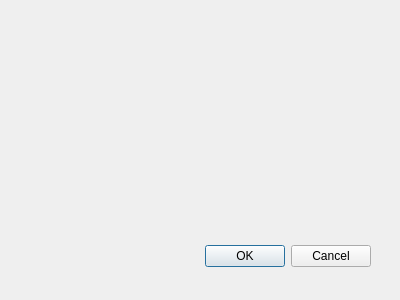
Old version of the form CAMan/make_cert_dlg.ui in the repository jykim74/CertMan.
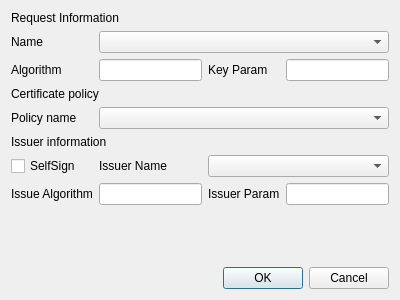
New version of the form.

```diff
--- a/CAMan/make_cert_dlg.ui
+++ b/CAMan/make_cert_dlg.ui
@@ -15,22 +15,129 @@
   <property name="windowTitle">
    <string>Dialog</string>
   </property>
-  <widget class="QDialogButtonBox" name="buttonBox">
-   <property name="geometry">
-    <rect>
-     <x>30</x>
-     <y>240</y>
-     <width>341</width>
-     <height>32</height>
-    </rect>
-   </property>
-   <property name="orientation">
-    <enum>Qt::Horizontal</enum>
-   </property>
-   <property name="standardButtons">
-    <set>QDialogButtonBox::Cancel|QDialogButtonBox::Ok</set>
-   </property>
-  </widget>
+  <layout class="QGridLayout" name="gridLayout">
+   <item row="1" column="0">
+    <widget class="QLabel" name="label_2">
+     <property name="text">
+      <string>Name</string>
+     </property>
+    </widget>
+   </item>
+   <item row="4" column="0">
+    <widget class="QLabel" name="label_6">
+     <property name="text">
+      <string>Policy name</string>
+     </property>
+    </widget>
+   </item>
+   <item row="7" column="1">
+    <widget class="QLineEdit" name="lineEdit_3"/>
+   </item>
+   <item row="0" column="0" colspan="2">
+    <widget class="QLabel" name="label">
+     <property name="text">
+      <string>Request Information</string>
+     </property>
+    </widget>
+   </item>
+   <item row="1" column="1" colspan="3">
+    <widget class="QComboBox" name="comboBox"/>
+   </item>
+   <item row="2" column="0">
+    <widget class="QLabel" name="label_3">
+     <property name="text">
+      <string>Algorithm</string>
+     </property>
+    </widget>
+   </item>
+   <item row="7" column="3">
+    <widget class="QLineEdit" name="lineEdit_4"/>
+   </item>
+   <item row="2" column="3">
+    <widget class="QLineEdit" name="lineEdit_2"/>
+   </item>
+   <item row="6" column="2" colspan="2">
+    <widget class="QComboBox" name="comboBox_3"/>
+   </item>
+   <item row="3" column="0" colspan="2">
+    <widget class="QLabel" name="label_5">
+     <property name="text">
+      <string>Certificate policy</string>
+     </property>
+    </widget>
+   </item>
+   <item row="6" column="1">
+    <widget class="QLabel" name="label_8">
+     <property name="text">
+      <string>Issuer Name</string>
+     </property>
+    </widget>
+   </item>
+   <item row="4" column="1" colspan="3">
+    <widget class="QComboBox" name="comboBox_2"/>
+   </item>
+   <item row="9" column="2" colspan="2">
+    <widget class="QDialogButtonBox" name="buttonBox">
+     <property name="orientation">
+      <enum>Qt::Horizontal</enum>
+     </property>
+     <property name="standardButtons">
+      <set>QDialogButtonBox::Cancel|QDialogButtonBox::Ok</set>
+     </property>
+    </widget>
+   </item>
+   <item row="6" column="0">
+    <widget class="QCheckBox" name="checkBox">
+     <property name="text">
+      <string>SelfSign</string>
+     </property>
+    </widget>
+   </item>
+   <item row="7" column="0">
+    <widget class="QLabel" name="label_9">
+     <property name="text">
+      <string>Issue Algorithm</string>
+     </property>
+    </widget>
+   </item>
+   <item row="2" column="2">
+    <widget class="QLabel" name="label_4">
+     <property name="text">
+      <string>Key Param</string>
+     </property>
+    </widget>
+   </item>
+   <item row="7" column="2">
+    <widget class="QLabel" name="label_10">
+     <property name="text">
+      <string>Issuer Param</string>
+     </property>
+    </widget>
+   </item>
+   <item row="2" column="1">
+    <widget class="QLineEdit" name="lineEdit"/>
+   </item>
+   <item row="5" column="0" colspan="2">
+    <widget class="QLabel" name="label_7">
+     <property name="text">
+      <string>Issuer information</string>
+     </property>
+    </widget>
+   </item>
+   <item row="8" column="0">
+    <spacer name="verticalSpacer">
+     <property name="orientation">
+      <enum>Qt::Vertical</enum>
+     </property>
+     <property name="sizeHint" stdset="0">
+      <size>
+       <width>20</width>
+       <height>40</height>
+      </size>
+     </property>
+    </spacer>
+   </item>
+  </layout>
  </widget>
  <pixmapfunction/>
  <resources/>
```
Left out of the diff: 5 changed lines with no effect on the pictures.
